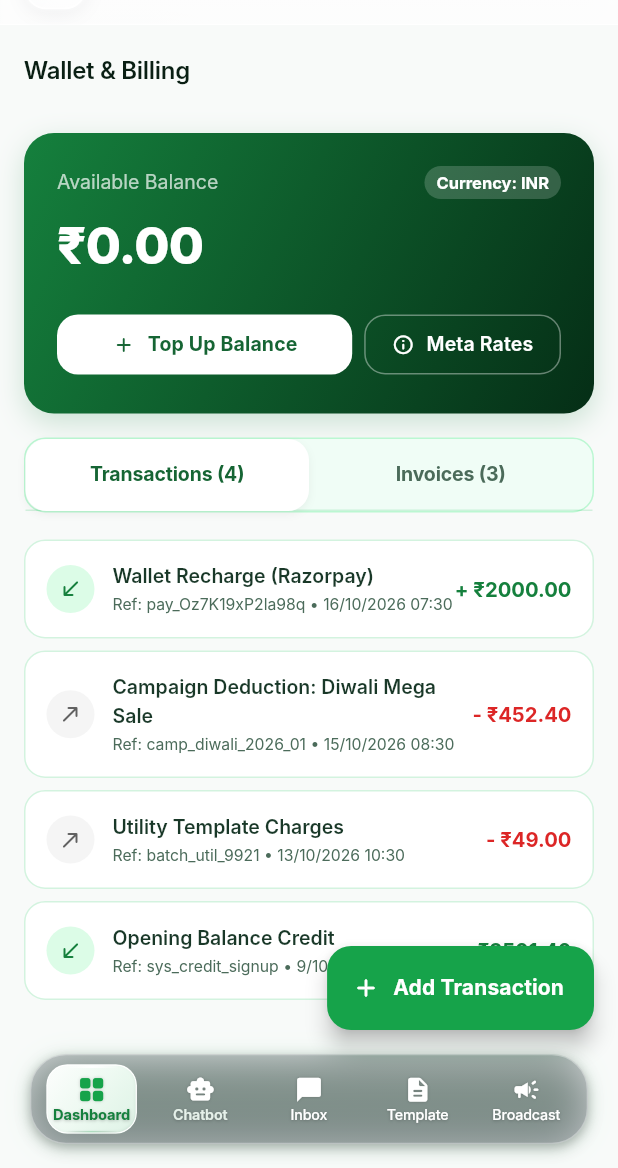
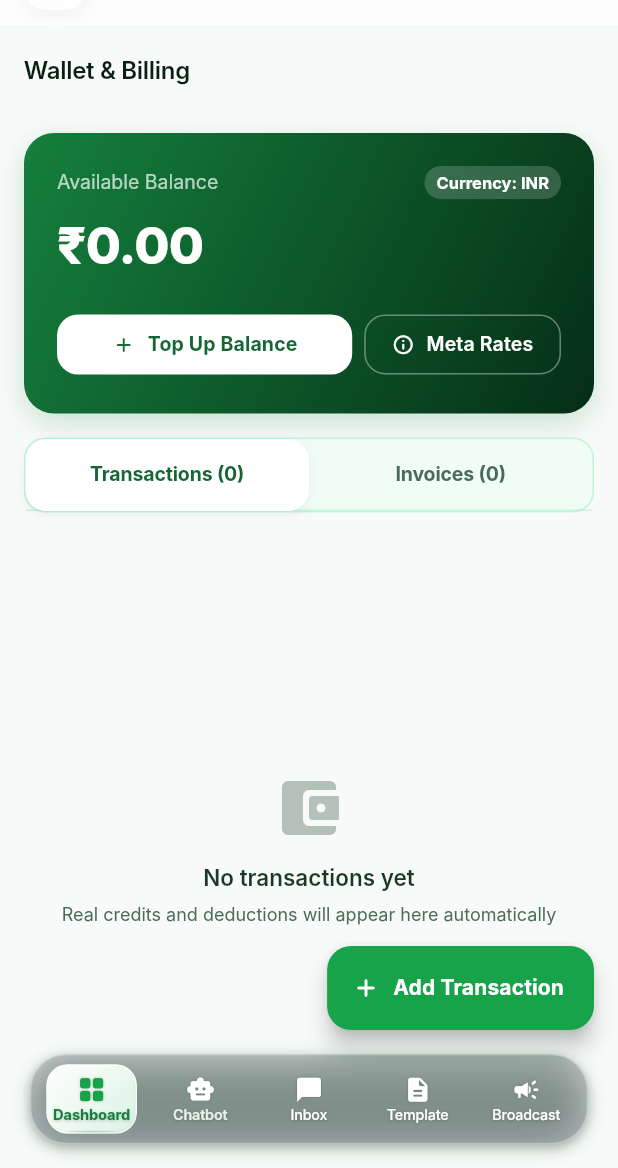
Before and after one commit to Aryan8382/whatsappwizz_flutter_app, a Flutter app: the WalletScreen screen opened by its route, after a tap on "Meta Rates", on a phone screen of 412 x 824 dp, the part 68-1236 px from its top. Run offline on Flutter 3.47's test engine with Material 3 defaults, Android fonts, the phone set to English and light mode, and no system bars; our stand-ins replace dio, fl_chart, flutter_riverpod, flutter_secure_storage, go_router, socket_io_client; accounts and stored records are empty; network calls fail; Roboto replaces fonts that are missing (Inter).

Commit message:
Remove all hardcoded dummy amounts and wire real API data for wallet

```diff
--- a/lib/features/dashboard/data/mock_dashboard_repository.dart
+++ b/lib/features/dashboard/data/mock_dashboard_repository.dart
@@ -19,7 +19,7 @@ class MockDashboardRepository implements DashboardRepository {
       costSavedInr: 11062.5,
       metaFeesCharged: 2655.0,
       windowResolutionRate: 94.2,
-      walletBalance: 5000.0,
+      walletBalance: 0.0,
       hourlyMetrics: [
         HourlyMessageMetric(hour: 0, sent: 120, received: 95),
         HourlyMessageMetric(hour: 3, sent: 40, received: 30),
--- a/lib/features/wallet/presentation/wallet_screen.dart
+++ b/lib/features/wallet/presentation/wallet_screen.dart
@@ -61,7 +61,6 @@ class _WalletScreenState extends State<WalletScreen> with SingleTickerProviderSt
         _currency = walletData['currency'].toString();
       }
       final txList = await _repo.getTransactions();
-      if (txList.isNotEmpty) {
       _transactions.clear();
       for (final item in txList) {
         final amt = double.tryParse(item['amount']?.toString() ?? '0') ?? 0.0;
@@ -76,94 +75,33 @@ class _WalletScreenState extends State<WalletScreen> with SingleTickerProviderSt
           'created_at': DateTime.tryParse(item['createdAt']?.toString() ?? '') ?? DateTime.now(),
         });
       }
+
+      final invList = await _repo.getInvoices();
+      _invoices.clear();
+      for (final item in invList) {
+        final total = double.tryParse(item['total']?.toString() ?? item['amount']?.toString() ?? '0') ?? 0.0;
+        final base = double.tryParse(item['subtotal']?.toString() ?? item['base_amount']?.toString() ?? '0') ?? total;
+        final tax = double.tryParse(item['tax']?.toString() ?? item['gst_amount']?.toString() ?? '0') ?? 0.0;
+        _invoices.add({
+          'id': item['id'],
+          'invoice_number': item['invoiceNumber']?.toString() ?? item['invoice_number']?.toString() ?? 'INV-${item['id']}',
+          'amount': total,
+          'base_amount': base,
+          'gst_amount': tax,
+          'status': item['status']?.toString() ?? 'paid',
+          'razorpay_order_id': item['razorpayOrderId']?.toString() ?? '',
+          'razorpay_payment_id': item['razorpayPaymentId']?.toString() ?? '',
+          'paid_at': DateTime.tryParse(item['createdAt']?.toString() ?? '') ?? DateTime.now(),
+          'created_at': DateTime.tryParse(item['createdAt']?.toString() ?? '') ?? DateTime.now(),
+        });
       }
     } catch (_) {}
     if (mounted) setState(() => _isLoading = false);
   }
 
-  // DB Table: wallet_transactions
-  final List<Map<String, dynamic>> _transactions = [
-    {
-      'id': 104,
-      'wallet_id': 1,
-      'title': 'Wallet Recharge (Razorpay)',
-      'description': 'Online top-up via UPI / Netbanking',
-      'amount': 2000.00,
-      'type': 'credit',
-      'reference_id': 'pay_Oz7K19xP2la98q',
-      'created_at': DateTime.now().subtract(const Duration(hours: 3)),
-    },
-    {
-      'id': 103,
-      'wallet_id': 1,
-      'title': 'Campaign Deduction: Diwali Mega Sale',
-      'description': 'Marketing messages delivery charge (580 recipients)',
-      'amount': -452.40,
-      'type': 'debit',
-      'reference_id': 'camp_diwali_2026_01',
-      'created_at': DateTime.now().subtract(const Duration(days: 1, hours: 2)),
-    },
-    {
-      'id': 102,
-      'wallet_id': 1,
-      'title': 'Utility Template Charges',
-      'description': 'Order confirmation & OTP utility notifications (140 msgs)',
-      'amount': -49.00,
-      'type': 'debit',
-      'reference_id': 'batch_util_9921',
-      'created_at': DateTime.now().subtract(const Duration(days: 3)),
-    },
-    {
-      'id': 101,
-      'wallet_id': 1,
-      'title': 'Opening Balance Credit',
-      'description': 'Initial account provisioning bonus',
-      'amount': 3501.40,
-      'type': 'credit',
-      'reference_id': 'sys_credit_signup',
-      'created_at': DateTime.now().subtract(const Duration(days: 7)),
-    },
-  ];
-
-  // DB Table: invoices
-  final List<Map<String, dynamic>> _invoices = [
-    {
-      'id': 12,
-      'invoice_number': 'INV-2026-092',
-      'amount': 2360.00,
-      'base_amount': 2000.00,
-      'gst_amount': 360.00,
-      'status': 'paid',
-      'razorpay_order_id': 'order_Oz7K18a09L2k1',
-      'razorpay_payment_id': 'pay_Oz7K19xP2la98q',
-      'paid_at': DateTime.now().subtract(const Duration(hours: 3)),
-      'created_at': DateTime.now().subtract(const Duration(hours: 3, minutes: 10)),
-    },
-    {
-      'id': 11,
-      'invoice_number': 'INV-2026-081',
-      'amount': 5900.00,
-      'base_amount': 5000.00,
-      'gst_amount': 900.00,
-      'status': 'paid',
-      'razorpay_order_id': 'order_Ny5T89b12P3q1',
-      'razorpay_payment_id': 'pay_Ny5T90c23Q4r2',
-      'paid_at': DateTime.now().subtract(const Duration(days: 14)),
-      'created_at': DateTime.now().subtract(const Duration(days: 14)),
-    },
-    {
-      'id': 10,
-      'invoice_number': 'INV-2026-070',
-      'amount': 2950.00,
-      'base_amount': 2500.00,
-      'gst_amount': 450.00,
-      'status': 'paid',
-      'razorpay_order_id': 'order_Mx4S78a01O2p0',
-      'razorpay_payment_id': 'pay_Mx4S79b12P3q1',
-      'paid_at': DateTime.now().subtract(const Duration(days: 35)),
-      'created_at': DateTime.now().subtract(const Duration(days: 35)),
-    },
-  ];
+  // Real DB data: initialized empty, populated from backend API
+  final List<Map<String, dynamic>> _transactions = [];
+  final List<Map<String, dynamic>> _invoices = [];
 
   @override
   void initState() {
@@ -586,7 +524,27 @@ class _WalletScreenState extends State<WalletScreen> with SingleTickerProviderSt
           controller: _tabController,
           children: [
             // Tab 1: Transactions
-            ListView.separated(
+            _transactions.isEmpty
+                ? Center(
+                    child: Padding(
+                      padding: const EdgeInsets.all(32),
+                      child: Column(
+                        mainAxisAlignment: MainAxisAlignment.center,
+                        children: [
+                          Icon(AppIcons.wallet, size: 48, color: AppColors.textMuted.withOpacity(0.4)),
+                          const SizedBox(height: 12),
+                          const Text('No transactions yet', style: TextStyle(fontWeight: FontWeight.w600, fontSize: 15)),
+                          const SizedBox(height: 4),
+                          const Text(
+                            'Real credits and deductions will appear here automatically',
+                            textAlign: TextAlign.center,
+                            style: TextStyle(color: AppColors.textMuted, fontSize: 12),
+                          ),
+                        ],
+                      ),
+                    ),
+                  )
+                : ListView.separated(
                     padding: const EdgeInsets.fromLTRB(16, 6, 16, 120),
                     itemCount: _transactions.length,
                     separatorBuilder: (_, __) => const SizedBox(height: 8),
@@ -651,7 +609,27 @@ class _WalletScreenState extends State<WalletScreen> with SingleTickerProviderSt
                   ),
 
             // Tab 2: Invoices
-            ListView.separated(
+            _invoices.isEmpty
+                ? Center(
+                    child: Padding(
+                      padding: const EdgeInsets.all(32),
+                      child: Column(
+                        mainAxisAlignment: MainAxisAlignment.center,
+                        children: [
+                          Icon(LucideIcons.fileText, size: 48, color: AppColors.textMuted.withOpacity(0.4)),
+                          const SizedBox(height: 12),
+                          const Text('No invoices yet', style: TextStyle(fontWeight: FontWeight.w600, fontSize: 15)),
+                          const SizedBox(height: 4),
+                          const Text(
+                            'Recharge invoices will appear here after payments',
+                            textAlign: TextAlign.center,
+                            style: TextStyle(color: AppColors.textMuted, fontSize: 12),
+                          ),
+                        ],
+                      ),
+                    ),
+                  )
+                : ListView.separated(
               padding: const EdgeInsets.fromLTRB(16, 6, 16, 120),
               itemCount: _invoices.length,
               separatorBuilder: (_, __) => const SizedBox(height: 8),
```
Lines whose indentation alone changed are shown as unchanged.
